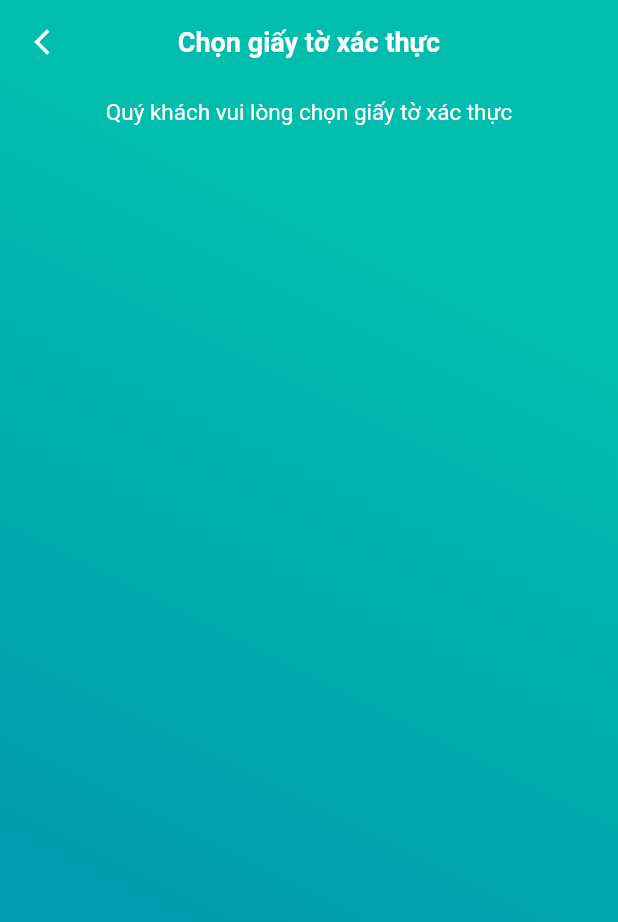
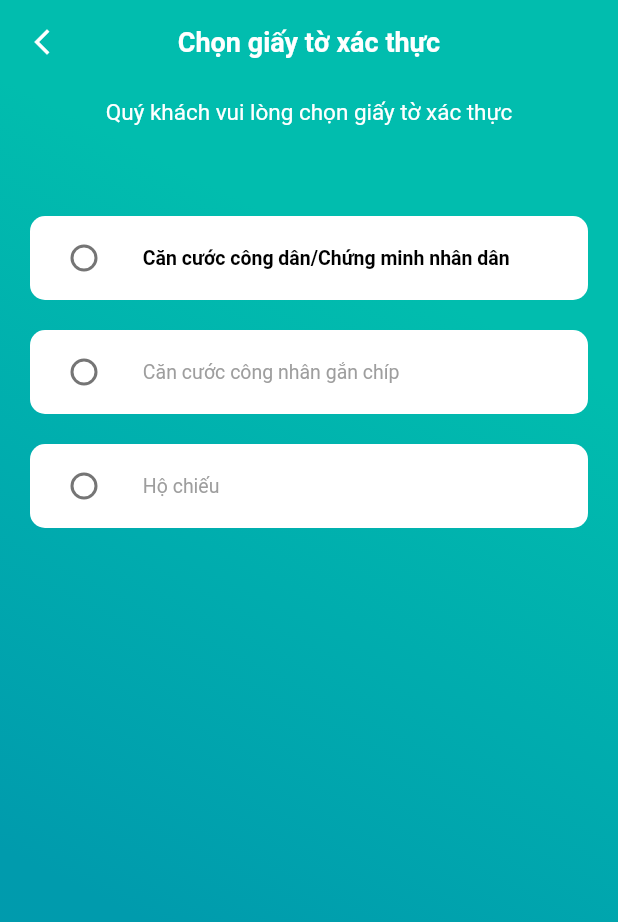
Before and after one commit to bienvu27/smart_banking, a Flutter app: the RegisterStep4Page screen opened directly, on a phone screen of 412 x 824 dp. Shown: the top 922 px of the screen. Run offline on Flutter 3.47's test engine with Material 2 defaults, Android fonts, the light colour scheme and no system bars; our stand-ins replace get; network calls fail.

Commit message:
update radio button

```diff
--- /dev/null
+++ b/lib/module/register/model/group_model.dart
@@ -0,0 +1,7 @@
+class GroupModel {
+  String? text;
+  int? index;
+  bool? selected;
+
+  GroupModel({this.text, this.index, this.selected});
+}
--- a/lib/module/register/view/components/radio_button.dart
+++ b/lib/module/register/view/components/radio_button.dart
@@ -3,6 +3,7 @@ import 'package:get/get.dart';
 import 'package:smart_banking/module/register/view/components/singing_character.dart';
 
 import '../../controller/register_controller.dart';
+import '../../model/group_model.dart';
 
 class RadioButton extends StatefulWidget {
   const RadioButton({Key? key}) : super(key: key);
@@ -12,32 +13,65 @@ class RadioButton extends StatefulWidget {
 }
 
 class _RadioButtonState extends State<RadioButton> {
-  SingingCharacter _character = SingingCharacter.lafayette;
+  int _value2 = 0;
+  final List<GroupModel> _group = [
+    GroupModel(
+        text: "Căn cước công dân/Chứng minh nhân dân",
+        index: 1,
+        selected: true),
+    GroupModel(text: "Căn cước công nhân gắn chíp", index: 2, selected: false),
+    GroupModel(text: "Hộ chiếu", index: 3, selected: false),
+  ];
 
-  int? selectdRadioTile;
+  Widget makeRadioTiles() {
+    List<Widget> list = [];
 
-  @override
-  void initState() {
-    // TODO: implement initState
-    super.initState();
-    selectdRadioTile = 0;
-  }
+    for (int i = 0; i < _group.length; i++) {
+      list.add(Container(
+        margin: const EdgeInsets.only(bottom: 20),
+        child: RadioListTile(
+          selectedTileColor: Colors.white,
+          tileColor: Colors.white,
+          shape:
+              RoundedRectangleBorder(borderRadius: BorderRadius.circular(10)),
+          value: _group[i].index,
+          groupValue: _value2,
+          selected: _group[i].selected!,
+          onChanged: (val) {
+            setState(() {
+              for (int i = 0; i < _group.length; i++) {
+                _group[i].selected = false;
+              }
+              _value2 = val!;
+              _group[i].selected = true;
+            });
+          },
+          activeColor: Colors.purple,
 
-  setSelectRadioTile(int val){
-    setState(() {
-      selectdRadioTile = val;
-    });
+          title: Text(
+            ' ${_group[i].text}',
+            style: TextStyle(
+                fontSize: 13,
+                color: _group[i].selected! ? Colors.black : Colors.grey,
+                fontWeight:
+                    _group[i].selected! ? FontWeight.bold : FontWeight.normal),
+          ),
+        ),
+      ));
+    }
+
+    Column column = Column(
+      children: list,
+    );
+    return column;
   }
 
   @override
   Widget build(BuildContext context) {
-
-
     return Padding(
       padding: const EdgeInsets.all(20),
       child: Column(
-        children: [
-        ],
+        children: [makeRadioTiles()],
       ),
     );
   }
```
